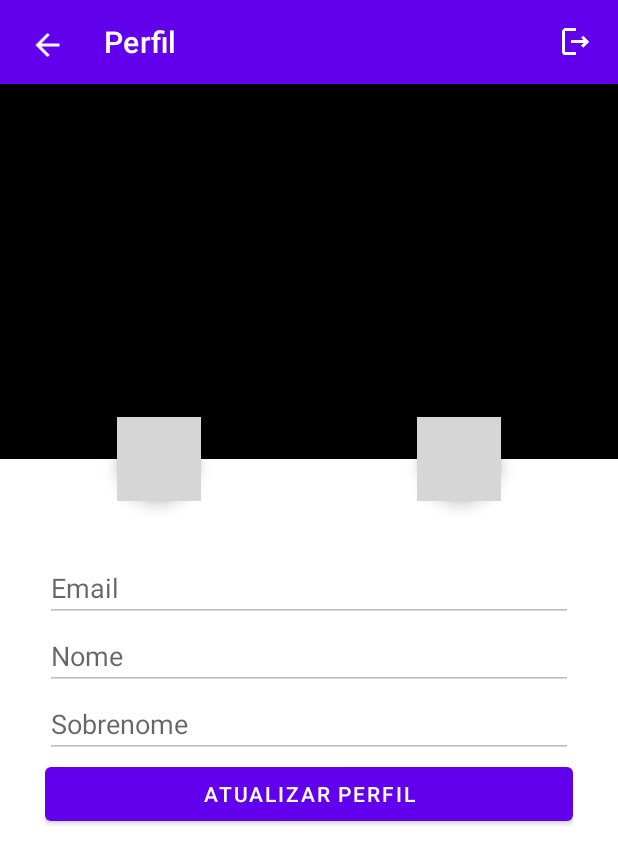
After one commit to williamsoaresdelima/AcompanhamentoEstudantil, an Android app: the Profile screen opened directly, with no data from a screen before it, on a phone screen of 412 x 824 dp. The commit adds this screen. Shown: the top 864 px of the screen. Run offline under Robolectric (Android 15) with nearby library versions, the phone set to English and light mode, and no system bars; our stand-ins replace Firebase (no records; nobody signed in at launch, a user with empty details on screens opened directly); grey boxes are pictures that could not be loaded.

Commit message:
tela de perfil

```diff
--- a/app/build.gradle
+++ b/app/build.gradle
@@ -41,6 +41,10 @@ dependencies {
     implementation 'androidx.constraintlayout:constraintlayout:2.1.4'
     implementation 'com.google.firebase:firebase-auth-ktx:21.0.3'
     implementation 'com.google.android.gms:play-services-auth:20.1.0'
+    implementation 'com.google.firebase:firebase-auth:21.0.3'
+    implementation 'com.google.firebase:firebase-storage:20.0.0'
+    implementation 'com.google.firebase:firebase-auth:21.0.1'
+    implementation 'com.google.firebase:firebase-database:20.0.2'
     testImplementation 'junit:junit:4.13.2'
     androidTestImplementation 'androidx.test.ext:junit:1.1.5'
     androidTestImplementation 'androidx.test.espresso:espresso-core:3.5.1'
--- a/app/src/main/java/com/example/acompanhamentoestudantil/Dashboard.kt
+++ b/app/src/main/java/com/example/acompanhamentoestudantil/Dashboard.kt
@@ -41,5 +41,10 @@ class Dashboard : AppCompatActivity() {
             val activity = Intent(this, LoginScreen::class.java)
             startActivity(activity)
         }
+
+        findViewById<View>(R.id.profile).setOnClickListener {
+            val activity = Intent(this, Profile::class.java)
+            startActivity(activity)
+        }
     }
 }
--- /dev/null
+++ b/app/src/main/java/com/example/acompanhamentoestudantil/Profile.kt
@@ -0,0 +1,133 @@
+package com.example.acompanhamentoestudantil
+
+import android.Manifest
+import android.content.Intent
+import android.content.pm.PackageManager
+import android.graphics.Bitmap
+import android.net.Uri
+import androidx.appcompat.app.AppCompatActivity
+import android.os.Bundle
+import android.provider.MediaStore
+import android.view.View
+import android.widget.EditText
+import android.widget.ImageView
+import android.widget.Toast
+import androidx.core.app.ActivityCompat
+import androidx.core.content.ContextCompat
+import com.google.android.gms.auth.api.signin.GoogleSignIn
+import com.google.android.gms.auth.api.signin.GoogleSignInClient
+import com.google.android.gms.auth.api.signin.GoogleSignInOptions
+import com.google.firebase.auth.FirebaseAuth
+
+class Profile : AppCompatActivity() {
+    private lateinit var mGoogleSignInClient: GoogleSignInClient
+    private lateinit var firebaseAuth: FirebaseAuth
+    private val PERMISSION_REQUEST_CAMERA = 0
+    private val PERMISSION_REQUEST_READ_EXTERNAL_STORAGE = 1
+    private var _image: Bitmap? = null
+
+    companion object {
+        private const val REQUEST_IMAGE_GALLERY = 1
+        private const val REQUEST_IMAGE_CAPTURE = 1
+    }
+
+    override fun onCreate(savedInstanceState: Bundle?) {
+        super.onCreate(savedInstanceState)
+        setContentView(R.layout.activity_profile)
+        supportActionBar?.hide()
+        val gso = GoogleSignInOptions.Builder(GoogleSignInOptions.DEFAULT_SIGN_IN)
+            .requestIdToken(getString(R.string.default_web_client_id))
+            .requestEmail()
+            .build()
+        mGoogleSignInClient = GoogleSignIn.getClient(this, gso)
+        firebaseAuth = FirebaseAuth.getInstance()
+
+        val user = firebaseAuth.currentUser
+        if(user != null) {
+           // val displayName = user.displayName
+            val email = user.email
+            val photoUrl = user.photoUrl
+            //val splitName = displayName.toString().split("")
+
+            //findViewById<EditText>(R.id.etName).setText(splitName[0])
+            //findViewById<EditText>(R.id.etLastName).setText(splitName[1])
+            findViewById<EditText>(R.id.etEmail).setText(email)
+        }
+
+        findViewById<View>(R.id.btn_edit_profile).setOnClickListener {
+
+        }
+
+        findViewById<View>(R.id.btnBack).setOnClickListener {
+            val activity = Intent(this, Dashboard::class.java)
+            startActivity(activity)
+        }
+
+        findViewById<View>(R.id.fab_files).setOnClickListener {
+            val intent = Intent(Intent.ACTION_PICK, MediaStore.Images.Media.EXTERNAL_CONTENT_URI)
+            startActivityForResult(intent, REQUEST_IMAGE_GALLERY)
+        }
+
+        findViewById<View>(R.id.fab_camera).setOnClickListener {
+            val intent = Intent(MediaStore.ACTION_IMAGE_CAPTURE)
+            startActivityForResult(intent, REQUEST_IMAGE_CAPTURE)
+        }
+
+        if(ContextCompat.checkSelfPermission(this,android.Manifest.permission.CAMERA) != PackageManager.PERMISSION_GRANTED) {
+            ActivityCompat.requestPermissions(this, arrayOf(Manifest.permission.CAMERA), PERMISSION_REQUEST_CAMERA)
+        }
+
+        if(ContextCompat.checkSelfPermission(this,android.Manifest.permission.READ_EXTERNAL_STORAGE) != PackageManager.PERMISSION_GRANTED) {
+            ActivityCompat.requestPermissions(this, arrayOf(Manifest.permission.READ_EXTERNAL_STORAGE), PERMISSION_REQUEST_READ_EXTERNAL_STORAGE)
+        }
+    }
+
+    fun saveLocalFile() {
+
+    }
+
+    fun saveProfile() {
+
+    }
+
+    override fun onRequestPermissionsResult(
+        requestCode: Int,
+        permissions: Array<out String>,
+        grantResults: IntArray
+    ) {
+        super.onRequestPermissionsResult(requestCode, permissions, grantResults)
+
+        if (requestCode == PERMISSION_REQUEST_CAMERA) {
+            if (grantResults.isNotEmpty() && grantResults[0] == PackageManager.PERMISSION_GRANTED) {
+                Toast.makeText(this, R.string.approved_permission, Toast.LENGTH_SHORT).show()
+            } else {
+                Toast.makeText(this, R.string.denied_permission, Toast.LENGTH_SHORT).show()
+            }
+        } else if (requestCode == PERMISSION_REQUEST_READ_EXTERNAL_STORAGE) {
+            if (grantResults.isNotEmpty() && grantResults[0] == PackageManager.PERMISSION_GRANTED) {
+                Toast.makeText(this, R.string.approved_permission, Toast.LENGTH_SHORT).show()
+            } else {
+                Toast.makeText(this, R.string.denied_permission, Toast.LENGTH_SHORT).show()
+            }
+        }
+    }
+
+    override fun onActivityResult(requestCode: Int, resultCode: Int, data: Intent?) {
+        super.onActivityResult(requestCode, resultCode, data)
+        if(resultCode == RESULT_OK) {
+            when(resultCode){
+                REQUEST_IMAGE_GALLERY -> {
+                    val selectedImage: Uri? = data?.data
+                    val imageBitmap = MediaStore.Images.Media.getBitmap(contentResolver, selectedImage)
+                    findViewById<ImageView>(R.id.profile_image).setImageBitmap(imageBitmap)
+                    this._image = imageBitmap
+                }
+                REQUEST_IMAGE_CAPTURE-> {
+                    val imageCaptured = data?.extras?.get("data") as Bitmap
+                    findViewById<ImageView>(R.id.profile_image).setImageBitmap(imageCaptured)
+                    this._image = imageCaptured
+                }
+            }
+        }
+    }
+}
--- a/app/src/main/res/layout/activity_dashboard.xml
+++ b/app/src/main/res/layout/activity_dashboard.xml
@@ -21,6 +21,15 @@
                 android:layout_height="wrap_content"
                 android:id="@+id/logout"
                 android:src="@drawable/outline_logout_white_24"
+                android:layout_gravity="end"
+                android:layout_marginEnd="16dp"
+                android:contentDescription="@string/img_d_sign_out"/>
+
+            <ImageView
+                android:layout_width="wrap_content"
+                android:layout_height="wrap_content"
+                android:id="@+id/profile"
+                android:src="@drawable/outline_person_outline_24"
                 android:layout_gravity="end"
                 android:layout_marginEnd="16dp"
                 android:contentDescription="@string/img_d_sign_out">
--- /dev/null
+++ b/app/src/main/res/layout/activity_profile.xml
@@ -0,0 +1,151 @@
+<?xml version="1.0" encoding="utf-8"?>
+<androidx.constraintlayout.widget.ConstraintLayout xmlns:android="http://schemas.android.com/apk/res/android"
+    xmlns:app="http://schemas.android.com/apk/res-auto"
+    xmlns:tools="http://schemas.android.com/tools"
+    android:layout_width="match_parent"
+    android:layout_height="match_parent"
+    tools:context=".Profile">
+
+    <com.google.android.material.appbar.AppBarLayout
+        android:layout_width="match_parent"
+        android:layout_height="wrap_content"
+        android:id="@+id/appbarLayout"
+        android:theme="@style/ThemeOverlay.AppCompat.Dark.ActionBar"
+        tools:ignore="MissingConstraints">
+
+        <LinearLayout
+            android:layout_width="match_parent"
+            android:layout_height="wrap_content">
+
+            <ImageView
+                android:id="@+id/btnBack"
+                android:layout_width="43dp"
+                android:layout_height="wrap_content"
+                android:layout_gravity="center"
+                android:layout_marginTop="2dp"
+                android:layout_marginStart="10dp"
+                android:src="@drawable/outline_arrow_back_24"
+                android:contentDescription="@string/img_d_back">
+
+            </ImageView>
+
+            <androidx.appcompat.widget.Toolbar
+                android:layout_width="match_parent"
+                android:layout_height="wrap_content"
+                app:title="@string/profile_title">
+
+
+                <ImageView
+                    android:layout_width="wrap_content"
+                    android:layout_height="wrap_content"
+                    android:id="@+id/logout"
+                    android:src="@drawable/outline_logout_white_24"
+                    android:layout_gravity="right"
+                    android:layout_marginEnd="16dp"
+                    android:contentDescription="@string/img_d_sign_out"
+                    tools:ignore="RtlHardcoded">
+
+                </ImageView>
+            </androidx.appcompat.widget.Toolbar>
+        </LinearLayout>
+    </com.google.android.material.appbar.AppBarLayout>
+
+    <LinearLayout
+        app:layout_constraintEnd_toEndOf="@+id/appbarLayout"
+        app:layout_constraintStart_toStartOf="@+id/appbarLayout"
+        app:layout_constraintTop_toBottomOf="@+id/appbarLayout"
+        android:layout_width="match_parent"
+        android:id="@+id/pageLayout"
+        android:layout_height="match_parent"
+        android:orientation="vertical"
+        >
+
+        <ImageView
+            android:layout_width="match_parent"
+            android:layout_height="250dp"
+            android:layout_marginTop="56dp"
+            android:id="@+id/profile_image"
+            android:background="@color/black"
+            />
+
+        <com.google.android.material.floatingactionbutton.FloatingActionButton
+            android:id="@+id/fab_files"
+            android:layout_width="wrap_content"
+            android:layout_height="wrap_content"
+            android:src="@drawable/outline_image_24"
+            android:tint="@color/white"
+            android:backgroundTint="@color/purple_500"
+            android:layout_gravity="bottom|start"
+            app:layout_anchorGravity="bottom|start"
+            app:layout_anchor="@id/profile_image"
+            app:fabSize="normal"
+            android:layout_marginTop="-28dp"
+            android:layout_marginStart="78dp"
+            />
+        <com.google.android.material.floatingactionbutton.FloatingActionButton
+            android:id="@+id/fab_camera"
+            android:layout_width="wrap_content"
+            android:layout_height="wrap_content"
+            android:src="@drawable/outline_add_a_photo_24"
+            android:tint="@color/white"
+            android:backgroundTint="@color/purple_500"
+            android:layout_gravity="bottom|end"
+            app:layout_anchorGravity="bottom|end"
+            app:layout_anchor="@id/profile_image"
+            app:fabSize="normal"
+            android:layout_marginTop="-56dp"
+            android:layout_marginEnd="78dp"
+            />
+
+        <LinearLayout
+            android:layout_width="match_parent"
+            android:layout_height="match_parent"
+            android:orientation="vertical"
+            android:paddingLeft="30dp"
+            android:paddingTop="35dp"
+            android:paddingRight="30dp"
+            app:layout_constraintEnd_toEndOf="@+id/appbarLayout"
+            app:layout_constraintStart_toStartOf="@+id/appbarLayout"
+            app:layout_constraintTop_toBottomOf="@+id/appbarLayout">
+
+            <EditText
+                android:id="@+id/etEmail"
+                android:layout_width="match_parent"
+                android:layout_height="wrap_content"
+                android:enabled="false"
+                android:hint="@string/email"
+                android:inputType="textEmailAddress"
+                android:autofillHints="emailAddress"
+                />
+
+            <EditText
+                android:id="@+id/etName"
+                android:layout_width="match_parent"
+                android:layout_height="wrap_content"
+                android:enabled="false"
+                android:hint="@string/name"
+                android:inputType="text"
+                android:autofillHints="emailAddress"
+                />
+
+            <EditText
+                android:id="@+id/etLastName"
+                android:layout_width="match_parent"
+                android:layout_height="wrap_content"
+                android:enabled="false"
+                android:hint="@string/last_name"
+                android:inputType="text"
+                android:autofillHints="emailAddress"
+                />
+
+            <Button
+                android:layout_width="match_parent"
+                android:layout_height="wrap_content"
+                android:id="@+id/btn_edit_profile"
+                android:text="@string/edit_profile"
+                />
+
+        </LinearLayout>
+
+    </LinearLayout>
+</androidx.constraintlayout.widget.ConstraintLayout>
--- a/app/src/main/res/values/strings.xml
+++ b/app/src/main/res/values/strings.xml
@@ -32,4 +32,10 @@
     <string name="img_d_back">Voltar</string>
     <string name="img_d_sign_out">Signout</string>
     <string name="ss_list_title">Materiais Cadastrados</string>
+    <string name="profile_title">Perfil</string>
+    <string name="name">Nome</string>
+    <string name="last_name">Sobrenome</string>
+    <string name="edit_profile">Atualizar Perfil</string>
+    <string name="denied_permission">Permissão negada</string>
+    <string name="approved_permission">Permissão aprovada</string>
 </resources>
```
Also changed, not shown: app/src/main/AndroidManifest.xml (+8 -0 lines).
